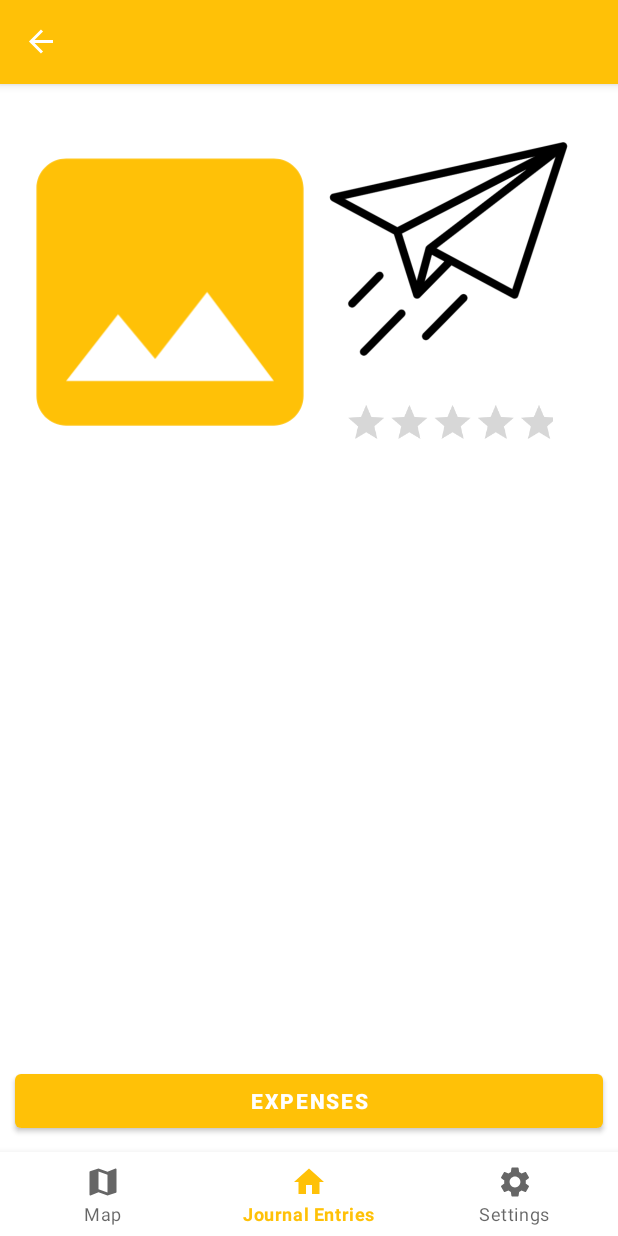
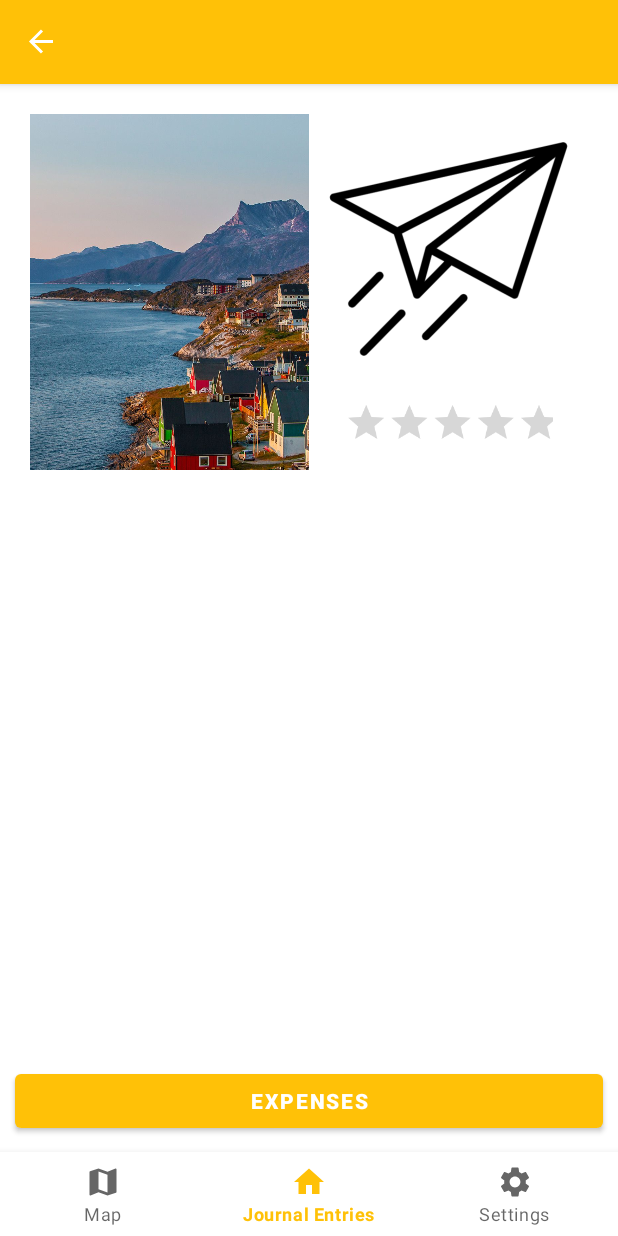
Before and after one commit to GuneetGill/Travelouge, an Android app: the ViewJournalFragment screen opened through its navigation route, on a phone screen of 412 x 824 dp. Run offline under Robolectric (Android 15) with nearby library versions, the phone set to English and light mode, and no system bars; our stand-ins replace Room's generated code, navigation-ui.

Commit message:
fixed conflict with files

```diff
--- a/app/src/main/java/com/example/travelogue/ui/home/ViewJournalFragment.kt
+++ b/app/src/main/java/com/example/travelogue/ui/home/ViewJournalFragment.kt
@@ -16,7 +16,6 @@ import androidx.core.net.toUri
 import com.example.travelogue.R
 import androidx.navigation.fragment.findNavController
 import com.example.travelogue.Util
-import kotlin.random.Random
 
 
 class ViewJournalFragment : Fragment() {
@@ -45,18 +44,14 @@ class ViewJournalFragment : Fragment() {
 
         // set img
         val imageView = view.findViewById<ImageView>(R.id.journalImg)
+//        imageView.setImageResource(R.drawable.nuuk_greenland_sample)
+ //       imageView.setImageURI(journalPhotoUri!!.toUri())
 
-        // if image was added set it, otherwise just use the default image
-        if (!journalPhotoUri.isNullOrEmpty()) {
-            Util.checkPermissions(requireActivity(), arrayOf(
-                Manifest.permission.READ_MEDIA_IMAGES,
-                Manifest.permission.READ_EXTERNAL_STORAGE
-            ))
-            println("debug: journal image detected, setting image")
-            imageView.setImageURI(journalPhotoUri!!.toUri())
-        }
-        else {
-            imageView.setImageResource(R.drawable.default_journal_image)
+        journalPhotoUri?.let {
+            imageView.setImageURI(it.toUri())
+        } ?: run {
+            // Fallback if `journalPhotoUri` is null, e.g., set a default image
+            imageView.setImageResource(R.drawable.nuuk_greenland_sample)
         }
 
         // set star rating
```
